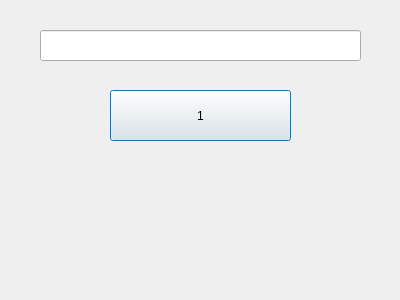
This is _uiFiles/calculator.ui in 0206cho/Floating_Calculator as Qt 5 draws it before an edit. The edited form follows.
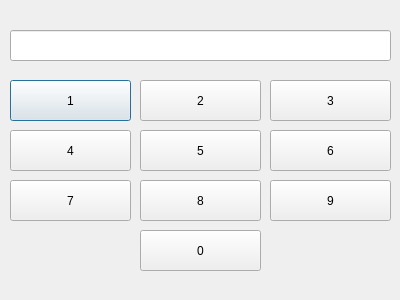
This is the edited form.

Commit message: clicked이벤트

Patch:
```diff
--- a/_uiFiles/calculator.ui
+++ b/_uiFiles/calculator.ui
@@ -16,9 +16,9 @@
   <widget class="QLineEdit" name="q_lineEdit">
    <property name="geometry">
     <rect>
-     <x>40</x>
+     <x>10</x>
      <y>30</y>
-     <width>321</width>
+     <width>381</width>
      <height>31</height>
     </rect>
    </property>
@@ -26,16 +26,133 @@
   <widget class="QPushButton" name="num_pushButton_1">
    <property name="geometry">
     <rect>
-     <x>110</x>
-     <y>90</y>
-     <width>181</width>
-     <height>51</height>
+     <x>10</x>
+     <y>80</y>
+     <width>121</width>
+     <height>41</height>
     </rect>
    </property>
    <property name="text">
     <string>1</string>
    </property>
   </widget>
+  <widget class="QPushButton" name="num_pushButton_2">
+   <property name="geometry">
+    <rect>
+     <x>140</x>
+     <y>80</y>
+     <width>121</width>
+     <height>41</height>
+    </rect>
+   </property>
+   <property name="text">
+    <string>2</string>
+   </property>
+  </widget>
+  <widget class="QPushButton" name="num_pushButton_3">
+   <property name="geometry">
+    <rect>
+     <x>270</x>
+     <y>80</y>
+     <width>121</width>
+     <height>41</height>
+    </rect>
+   </property>
+   <property name="text">
+    <string>3</string>
+   </property>
+  </widget>
+  <widget class="QPushButton" name="num_pushButton_4">
+   <property name="geometry">
+    <rect>
+     <x>10</x>
+     <y>130</y>
+     <width>121</width>
+     <height>41</height>
+    </rect>
+   </property>
+   <property name="text">
+    <string>4</string>
+   </property>
+  </widget>
+  <widget class="QPushButton" name="num_pushButton_5">
+   <property name="geometry">
+    <rect>
+     <x>140</x>
+     <y>130</y>
+     <width>121</width>
+     <height>41</height>
+    </rect>
+   </property>
+   <property name="text">
+    <string>5</string>
+   </property>
+  </widget>
+  <widget class="QPushButton" name="num_pushButton_6">
+   <property name="geometry">
+    <rect>
+     <x>270</x>
+     <y>130</y>
+     <width>121</width>
+     <height>41</height>
+    </rect>
+   </property>
+   <property name="text">
+    <string>6</string>
+   </property>
+  </widget>
+  <widget class="QPushButton" name="num_pushButton_7">
+   <property name="geometry">
+    <rect>
+     <x>10</x>
+     <y>180</y>
+     <width>121</width>
+     <height>41</height>
+    </rect>
+   </property>
+   <property name="text">
+    <string>7</string>
+   </property>
+  </widget>
+  <widget class="QPushButton" name="num_pushButton_8">
+   <property name="geometry">
+    <rect>
+     <x>140</x>
+     <y>180</y>
+     <width>121</width>
+     <height>41</height>
+    </rect>
+   </property>
+   <property name="text">
+    <string>8</string>
+   </property>
+  </widget>
+  <widget class="QPushButton" name="num_pushButton_9">
+   <property name="geometry">
+    <rect>
+     <x>270</x>
+     <y>180</y>
+     <width>121</width>
+     <height>41</height>
+    </rect>
+   </property>
+   <property name="text">
+    <string>9</string>
+   </property>
+  </widget>
+  <widget class="QPushButton" name="num_pushButton_0">
+   <property name="geometry">
+    <rect>
+     <x>140</x>
+     <y>230</y>
+     <width>121</width>
+     <height>41</height>
+    </rect>
+   </property>
+   <property name="text">
+    <string>0</string>
+   </property>
+  </widget>
  </widget>
  <resources/>
  <connections/>
```
The commit also changes 1 other file.
